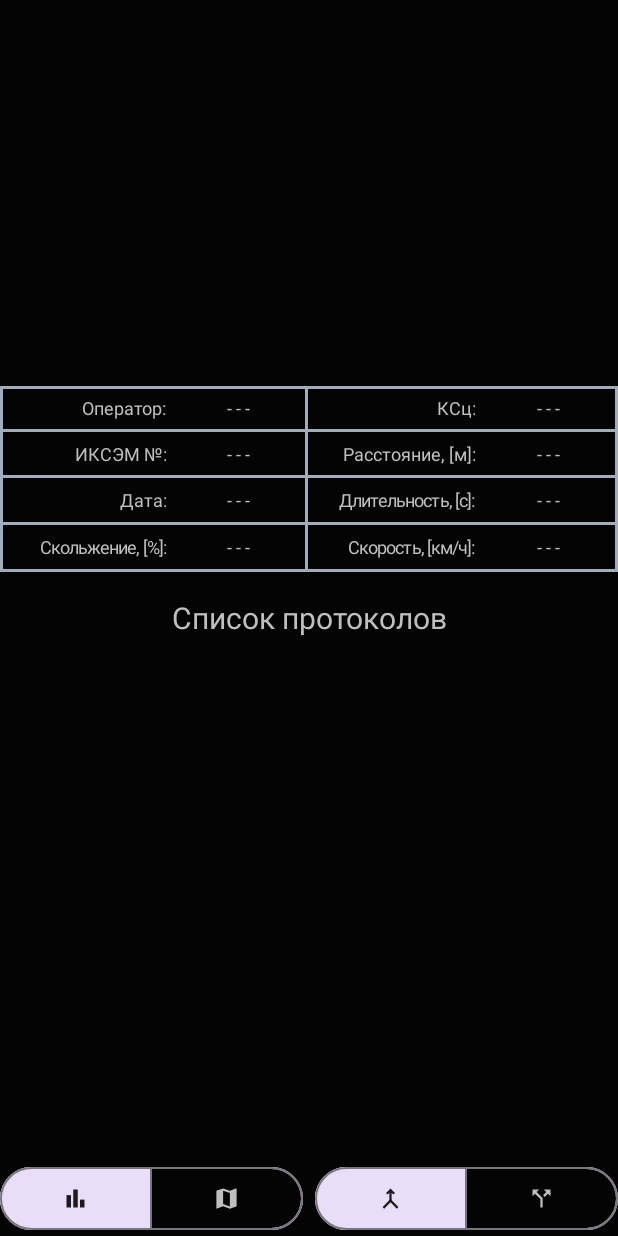
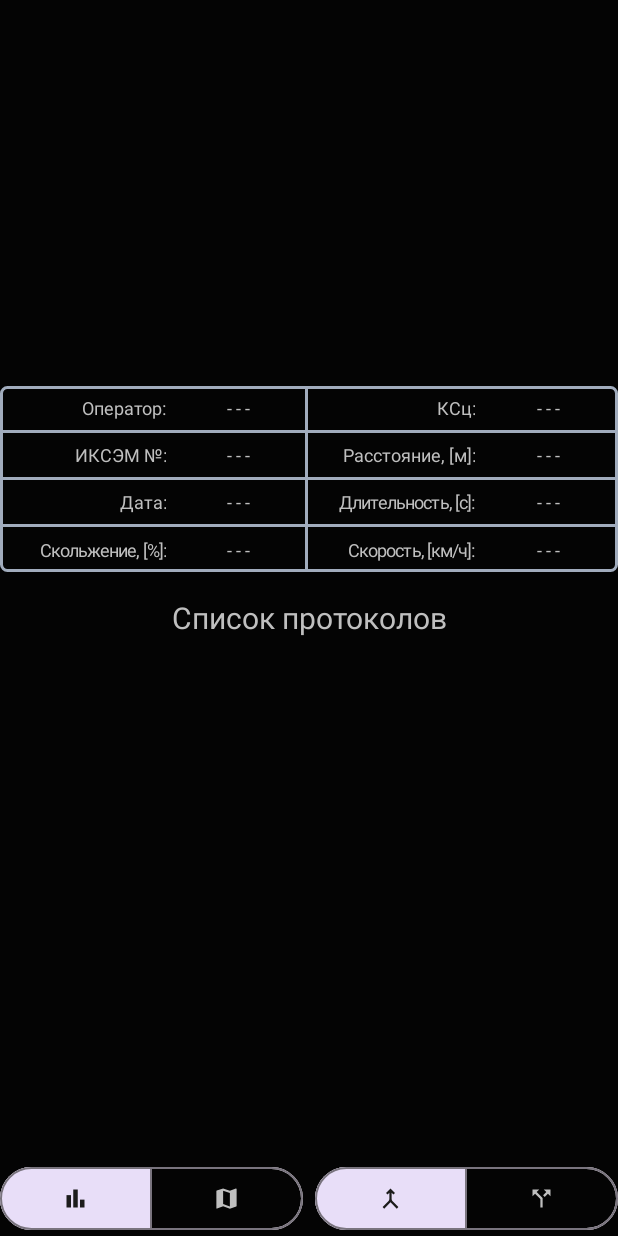
Before and after one commit to mkopichev/iksem_new, an Android app: the fragment ProtocolsFragment shown on its own in the app's theme, on a phone screen of 412 x 824 dp. Run offline under Robolectric (Android 15) with nearby library versions, the phone set to English and light mode, and no system bars.

Commit message:
minor layout improvements

```diff
--- a/iksem_software/app/src/main/res/layout/fragment_protocols.xml
+++ b/iksem_software/app/src/main/res/layout/fragment_protocols.xml
@@ -35,7 +35,7 @@
         android:id="@+id/protocols_info_area"
         android:layout_width="match_parent"
         android:layout_height="0dp"
-        android:background="@drawable/box_all_side_framed"
+        android:background="@drawable/box_rounded_framed"
         android:gravity="center"
         android:padding="0dp"
         app:layout_constrainedHeight="true"
@@ -88,7 +88,7 @@
                 android:layout_width="0dp"
                 android:layout_height="match_parent"
                 android:layout_weight="0.45"
-                android:background="@drawable/box_br_side_framed"
+                android:background="@drawable/box_b_side_framed"
                 android:gravity="center"
                 android:paddingHorizontal="@dimen/activity_horizontal_margin"
                 android:text="@string/unknown_value" />
@@ -137,7 +137,7 @@
                 android:layout_width="0dp"
                 android:layout_height="match_parent"
                 android:layout_weight="0.45"
-                android:background="@drawable/box_br_side_framed"
+                android:background="@drawable/box_b_side_framed"
                 android:gravity="center"
                 android:paddingHorizontal="@dimen/activity_horizontal_margin"
                 android:text="@string/unknown_value" />
@@ -187,7 +187,7 @@
                 android:layout_width="0dp"
                 android:layout_height="match_parent"
                 android:layout_weight="0.45"
-                android:background="@drawable/box_br_side_framed"
+                android:background="@drawable/box_b_side_framed"
                 android:gravity="center"
                 android:paddingHorizontal="@dimen/activity_horizontal_margin"
                 android:text="@string/unknown_value" />
@@ -204,7 +204,6 @@
                 android:layout_width="0dp"
                 android:layout_height="match_parent"
                 android:layout_weight="0.55"
-                android:background="@drawable/box_b_side_framed"
                 android:gravity="center_vertical|end"
                 android:letterSpacing="-0.05"
                 android:paddingHorizontal="2dp"
@@ -216,7 +215,7 @@
                 android:layout_width="0dp"
                 android:layout_height="match_parent"
                 android:layout_weight="0.45"
-                android:background="@drawable/box_br_side_framed"
+                android:background="@drawable/box_r_side_framed"
                 android:gravity="center"
                 android:paddingHorizontal="@dimen/activity_horizontal_margin"
                 android:text="@string/unknown_value" />
@@ -226,7 +225,6 @@
                 android:layout_width="0dp"
                 android:layout_height="match_parent"
                 android:layout_weight="0.55"
-                android:background="@drawable/box_b_side_framed"
                 android:gravity="center_vertical|end"
                 android:letterSpacing="-0.05"
                 android:paddingHorizontal="2dp"
@@ -238,7 +236,6 @@
                 android:layout_width="0dp"
                 android:layout_height="match_parent"
                 android:layout_weight="0.45"
-                android:background="@drawable/box_br_side_framed"
                 android:gravity="center"
                 android:paddingHorizontal="@dimen/activity_horizontal_margin"
                 android:text="@string/unknown_value" />
```
